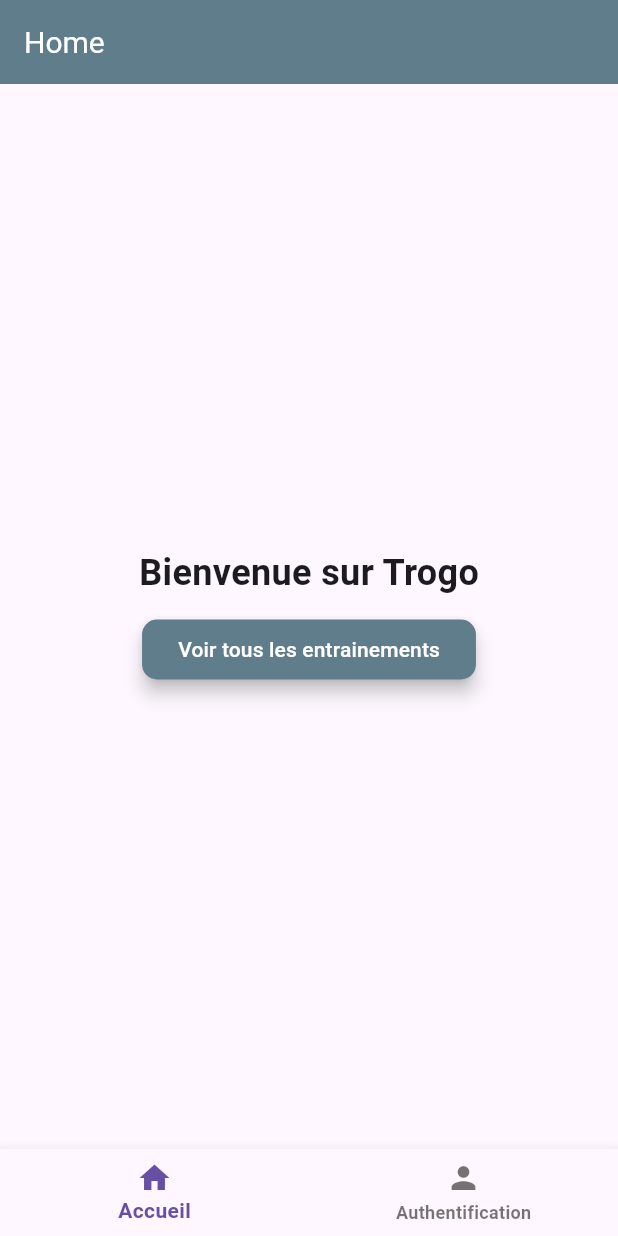
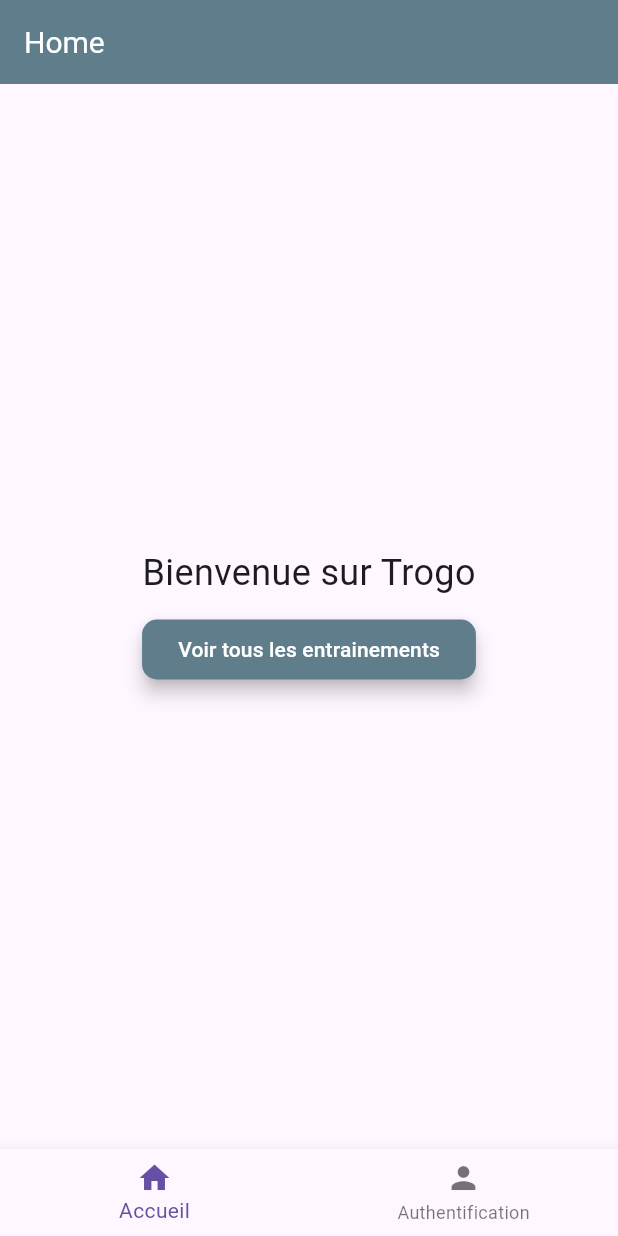
Before and after one commit to LucasLejeune/trogo_mobile, a Flutter app: the screen it shows after launch, on a phone screen of 412 x 824 dp. Run offline on Flutter 3.47's test engine with Material 3 defaults, Android fonts, the phone set to English and light mode, and no system bars; our stand-ins replace cloud_firestore, firebase_auth, firebase_core, flutter_hooks, flutter_riverpod, fluttertoast and 3 more; accounts and stored records are empty.

Commit message:
remove bold on all text

```diff
--- a/lib/main.dart
+++ b/lib/main.dart
@@ -15,7 +15,7 @@
   brightness: Brightness.light,
   textTheme: TextTheme(
     bodyLarge: TextStyle(fontSize: 18.0, fontWeight: FontWeight.normal),
-    bodyMedium: TextStyle(fontSize: 16.0, fontWeight: FontWeight.bold),
+    bodyMedium: TextStyle(fontSize: 16.0),
     displayLarge: TextStyle(
         fontSize: 24.0, fontWeight: FontWeight.bold, color: Colors.black),
   ),
```
